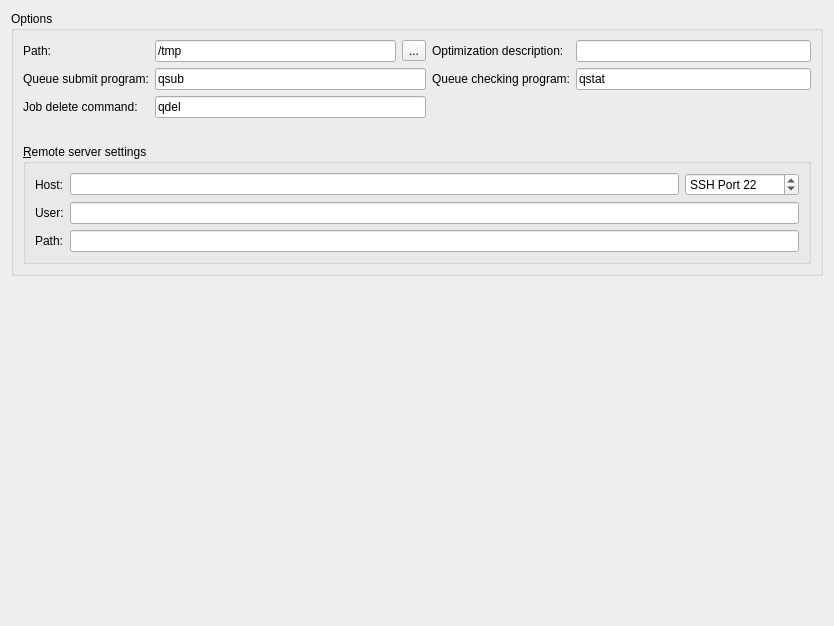
This is src/xtalopt/ui/tab_sys.ui in xtalopt/XtalOpt as Qt 5 draws it before an edit. The edited form follows.
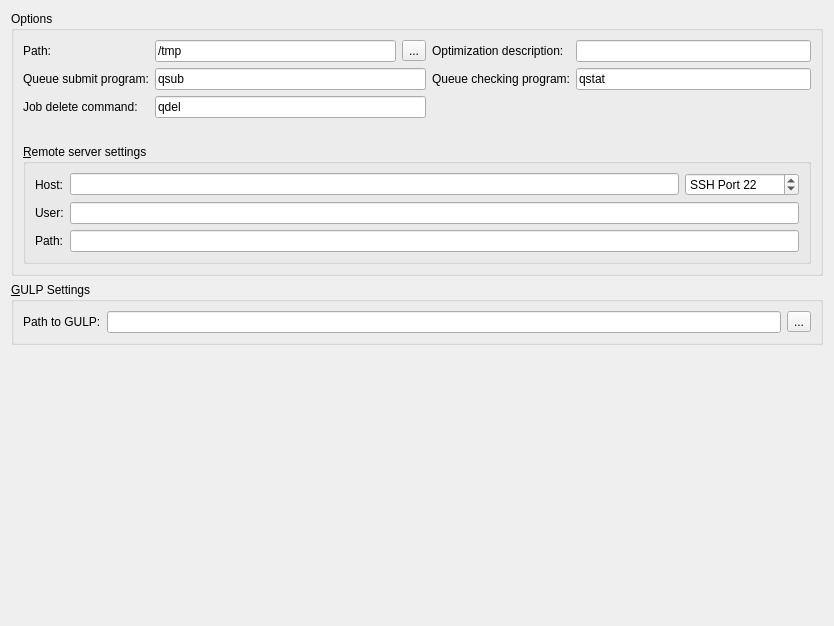
This is the edited form.

Commit message: Allow selection of the path to the GULP executable.

The edit to the form file:
```diff
--- a/src/xtalopt/ui/tab_sys.ui
+++ b/src/xtalopt/ui/tab_sys.ui
@@ -253,7 +253,7 @@
      </layout>
     </widget>
    </item>
-   <item row="1" column="0">
+   <item row="2" column="0">
     <spacer name="verticalSpacer_2">
      <property name="orientation">
       <enum>Qt::Vertical</enum>
@@ -266,6 +266,32 @@
      </property>
     </spacer>
    </item>
+   <item row="1" column="0">
+    <widget class="QGroupBox" name="cb_gulp">
+     <property name="title">
+      <string>&amp;GULP Settings</string>
+     </property>
+     <layout class="QGridLayout" name="gridLayout_2">
+      <item row="0" column="0">
+       <widget class="QLabel" name="label">
+        <property name="text">
+         <string>Path to GULP:</string>
+        </property>
+       </widget>
+      </item>
+      <item row="0" column="1">
+       <widget class="QLineEdit" name="edit_gulpPath"/>
+      </item>
+      <item row="0" column="2">
+       <widget class="QToolButton" name="push_gulpPath">
+        <property name="text">
+         <string>...</string>
+        </property>
+       </widget>
+      </item>
+     </layout>
+    </widget>
+   </item>
   </layout>
  </widget>
  <tabstops>
```
The commit also changes 4 other files.
